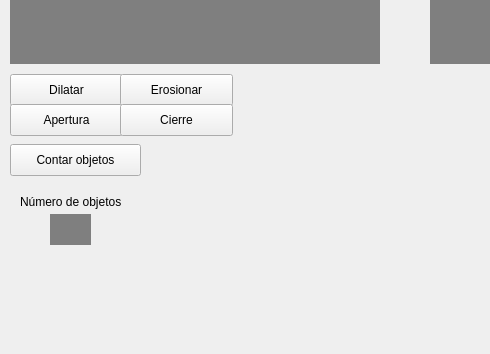
egjimenezg/ImageAnalysis, file Segmentacion/mainwindow.ui: the form before one commit; both pictures show x 0 to 490 and y 182 to 536 of the 814 by 536 pixel window.
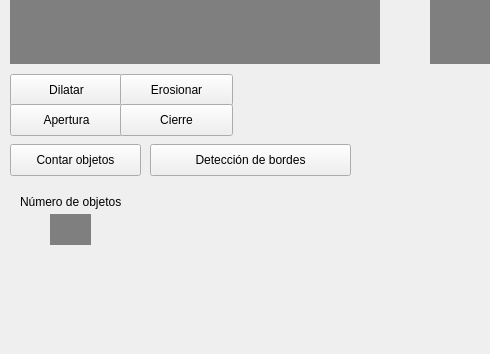
The form after the commit.

Commit message: coding #9 adding button and its action

Patch:
```diff
--- a/Segmentacion/mainwindow.ui
+++ b/Segmentacion/mainwindow.ui
@@ -175,6 +175,19 @@
      <string>Número de objetos</string>
     </property>
    </widget>
+   <widget class="QPushButton" name="border">
+    <property name="geometry">
+     <rect>
+      <x>150</x>
+      <y>290</y>
+      <width>201</width>
+      <height>32</height>
+     </rect>
+    </property>
+    <property name="text">
+     <string>Detección de bordes</string>
+    </property>
+   </widget>
   </widget>
   <widget class="QMenuBar" name="menuBar">
    <property name="geometry">
```
The commit also changes 2 other files.
